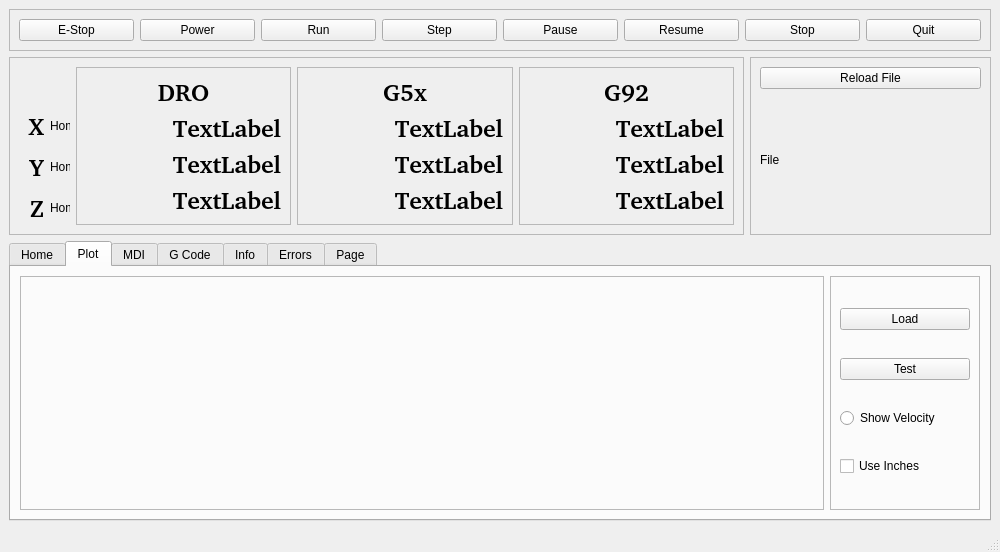
This is examples/touch/touch.ui in jethornton/flexgui as Qt 5 draws it before an edit. The edited form follows.
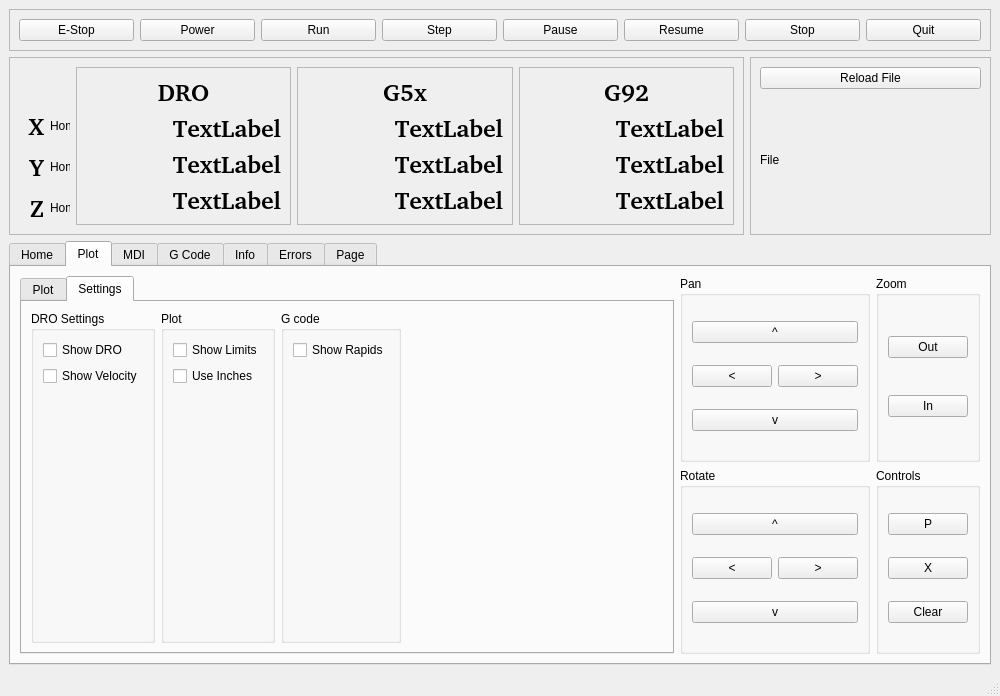
This is the edited form. The open tabs and pages were chosen to show the change.

Commit message: update touch example

The edit to the form file:
```diff
--- a/examples/touch/touch.ui
+++ b/examples/touch/touch.ui
@@ -7,7 +7,7 @@
     <x>0</x>
     <y>0</y>
     <width>1000</width>
-    <height>552</height>
+    <height>696</height>
    </rect>
   </property>
   <property name="windowTitle">
@@ -257,18 +257,233 @@
         <string>Plot</string>
        </attribute>
        <layout class="QGridLayout" name="gridLayout_12">
-        <item row="0" column="0">
-         <widget class="QFrame" name="plot_widget">
-          <property name="frameShape">
-           <enum>QFrame::StyledPanel</enum>
+        <item row="0" column="0" rowspan="2">
+         <widget class="QTabWidget" name="tabWidget_2">
+          <property name="currentIndex">
+           <number>0</number>
           </property>
-          <property name="frameShadow">
-           <enum>QFrame::Raised</enum>
-          </property>
+          <widget class="QWidget" name="tab_8">
+           <attribute name="title">
+            <string>Plot</string>
+           </attribute>
+           <layout class="QGridLayout" name="gridLayout_23">
+            <item row="0" column="0">
+             <widget class="QFrame" name="plot_widget">
+              <property name="frameShape">
+               <enum>QFrame::StyledPanel</enum>
+              </property>
+              <property name="frameShadow">
+               <enum>QFrame::Raised</enum>
+              </property>
+             </widget>
+            </item>
+           </layout>
+          </widget>
+          <widget class="QWidget" name="tab_9">
+           <attribute name="title">
+            <string>Settings</string>
+           </attribute>
+           <layout class="QGridLayout" name="gridLayout_24">
+            <item row="0" column="1">
+             <widget class="QGroupBox" name="groupBox_4">
+              <property name="title">
+               <string>Plot</string>
+              </property>
+              <layout class="QGridLayout" name="gridLayout_26">
+               <item row="0" column="0">
+                <widget class="QCheckBox" name="show_limits_cb">
+                 <property name="text">
+                  <string>Show Limits</string>
+                 </property>
+                </widget>
+               </item>
+               <item row="2" column="0">
+                <spacer name="verticalSpacer_3">
+                 <property name="orientation">
+                  <enum>Qt::Vertical</enum>
+                 </property>
+                 <property name="sizeHint" stdset="0">
+                  <size>
+                   <width>20</width>
+                   <height>40</height>
+                  </size>
+                 </property>
+                </spacer>
+               </item>
+               <item row="1" column="0">
+                <widget class="QCheckBox" name="view_inches_cb">
+                 <property name="text">
+                  <string>Use Inches</string>
+                 </property>
+                </widget>
+               </item>
+              </layout>
+             </widget>
+            </item>
+            <item row="0" column="3">
+             <spacer name="horizontalSpacer_2">
+              <property name="orientation">
+               <enum>Qt::Horizontal</enum>
+              </property>
+              <property name="sizeHint" stdset="0">
+               <size>
+                <width>40</width>
+                <height>20</height>
+               </size>
+              </property>
+             </spacer>
+            </item>
+            <item row="0" column="0">
+             <widget class="QGroupBox" name="groupBox_3">
+              <property name="title">
+               <string>DRO Settings</string>
+              </property>
+              <layout class="QGridLayout" name="gridLayout_25">
+               <item row="1" column="0">
+                <widget class="QCheckBox" name="show_vel_cb">
+                 <property name="text">
+                  <string>Show Velocity</string>
+                 </property>
+                </widget>
+               </item>
+               <item row="3" column="0">
+                <spacer name="verticalSpacer_2">
+                 <property name="orientation">
+                  <enum>Qt::Vertical</enum>
+                 </property>
+                 <property name="sizeHint" stdset="0">
+                  <size>
+                   <width>20</width>
+                   <height>40</height>
+                  </size>
+                 </property>
+                </spacer>
+               </item>
+               <item row="0" column="0">
+                <widget class="QCheckBox" name="show_dro_cb">
+                 <property name="text">
+                  <string>Show DRO</string>
+                 </property>
+                </widget>
+               </item>
+              </layout>
+             </widget>
+            </item>
+            <item row="0" column="2">
+             <widget class="QGroupBox" name="groupBox_5">
+              <property name="title">
+               <string>G code</string>
+              </property>
+              <layout class="QGridLayout" name="gridLayout_27">
+               <item row="0" column="0">
+                <widget class="QCheckBox" name="checkBox">
+                 <property name="text">
+                  <string>Show Rapids</string>
+                 </property>
+                </widget>
+               </item>
+               <item row="1" column="0">
+                <spacer name="verticalSpacer_4">
+                 <property name="orientation">
+                  <enum>Qt::Vertical</enum>
+                 </property>
+                 <property name="sizeHint" stdset="0">
+                  <size>
+                   <width>20</width>
+                   <height>40</height>
+                  </size>
+                 </property>
+                </spacer>
+               </item>
+              </layout>
+             </widget>
+            </item>
+           </layout>
+          </widget>
          </widget>
         </item>
         <item row="0" column="1">
-         <widget class="QFrame" name="frame_14">
+         <widget class="QGroupBox" name="groupBox_6">
+          <property name="sizePolicy">
+           <sizepolicy hsizetype="Minimum" vsizetype="Preferred">
+            <horstretch>0</horstretch>
+            <verstretch>0</verstretch>
+           </sizepolicy>
+          </property>
+          <property name="title">
+           <string>Pan</string>
+          </property>
+          <layout class="QGridLayout" name="gridLayout_28">
+           <item row="0" column="0" colspan="2">
+            <widget class="QPushButton" name="view_pan_up_pb">
+             <property name="text">
+              <string>^</string>
+             </property>
+            </widget>
+           </item>
+           <item row="1" column="1">
+            <widget class="QPushButton" name="view_pan_right_pb">
+             <property name="text">
+              <string>&gt;</string>
+             </property>
+            </widget>
+           </item>
+           <item row="2" column="0" colspan="2">
+            <widget class="QPushButton" name="view_pan_down_pb">
+             <property name="text">
+              <string>v</string>
+             </property>
+            </widget>
+           </item>
+           <item row="1" column="0">
+            <widget class="QPushButton" name="view_pan_left_pb">
+             <property name="text">
+              <string>&lt;</string>
+             </property>
+            </widget>
+           </item>
+          </layout>
+         </widget>
+        </item>
+        <item row="1" column="1">
+         <widget class="QGroupBox" name="groupBox_7">
+          <property name="title">
+           <string>Rotate</string>
+          </property>
+          <layout class="QGridLayout" name="gridLayout_29">
+           <item row="0" column="0" colspan="2">
+            <widget class="QPushButton" name="view_rotate_up_pb">
+             <property name="text">
+              <string>^</string>
+             </property>
+            </widget>
+           </item>
+           <item row="1" column="0">
+            <widget class="QPushButton" name="view_rotate_left_pb">
+             <property name="text">
+              <string>&lt;</string>
+             </property>
+            </widget>
+           </item>
+           <item row="1" column="1">
+            <widget class="QPushButton" name="view_rotate_right_pb">
+             <property name="text">
+              <string>&gt;</string>
+             </property>
+            </widget>
+           </item>
+           <item row="2" column="0" colspan="2">
+            <widget class="QPushButton" name="view_rotate_down_pb">
+             <property name="text">
+              <string>v</string>
+             </property>
+            </widget>
+           </item>
+          </layout>
+         </widget>
+        </item>
+        <item row="1" column="2">
+         <widget class="QGroupBox" name="groupBox_14">
           <property name="sizePolicy">
            <sizepolicy hsizetype="Minimum" vsizetype="Preferred">
             <horstretch>0</horstretch>
@@ -281,38 +496,51 @@
             <height>16777215</height>
            </size>
           </property>
-          <property name="frameShape">
-           <enum>QFrame::StyledPanel</enum>
-          </property>
-          <property name="frameShadow">
-           <enum>QFrame::Raised</enum>
+          <property name="title">
+           <string>Controls</string>
           </property>
           <layout class="QGridLayout" name="gridLayout_22">
-           <item row="2" column="0">
-            <widget class="QRadioButton" name="show_vel_rb">
+           <item row="0" column="1">
+            <widget class="QPushButton" name="view_p_pb">
              <property name="text">
-              <string>Show Velocity</string>
+              <string>P</string>
              </property>
             </widget>
            </item>
+           <item row="1" column="1">
+            <widget class="QPushButton" name="view_x_pb">
+             <property name="text">
+              <string>X</string>
+             </property>
+            </widget>
+           </item>
+           <item row="3" column="1">
+            <widget class="QPushButton" name="view_clear_pb">
+             <property name="text">
+              <string>Clear</string>
+             </property>
+            </widget>
+           </item>
+          </layout>
+         </widget>
+        </item>
+        <item row="0" column="2">
+         <widget class="QGroupBox" name="groupBox_8">
+          <property name="title">
+           <string>Zoom</string>
+          </property>
+          <layout class="QGridLayout" name="gridLayout_30">
            <item row="0" column="0">
-            <widget class="QPushButton" name="load_pb">
+            <widget class="QPushButton" name="view_zoom_out_pb">
              <property name="text">
-              <string>Load</string>
+              <string>Out</string>
              </property>
             </widget>
            </item>
            <item row="1" column="0">
-            <widget class="QPushButton" name="test_pb">
+            <widget class="QPushButton" name="view_zoom_in_pb">
              <property name="text">
-              <string>Test</string>
-             </property>
-            </widget>
-           </item>
-           <item row="3" column="0">
-            <widget class="QCheckBox" name="view_inches_cb">
-             <property name="text">
-              <string>Use Inches</string>
+              <string>In</string>
              </property>
             </widget>
            </item>
```
